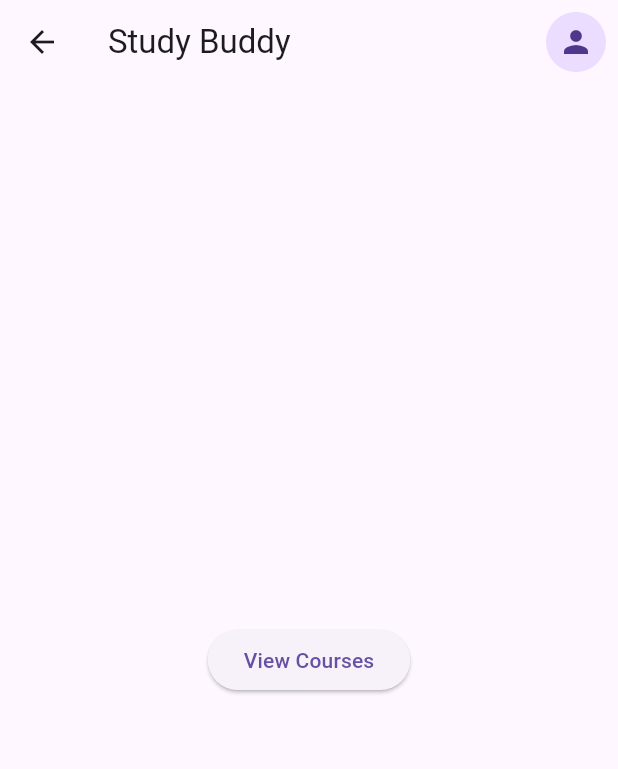
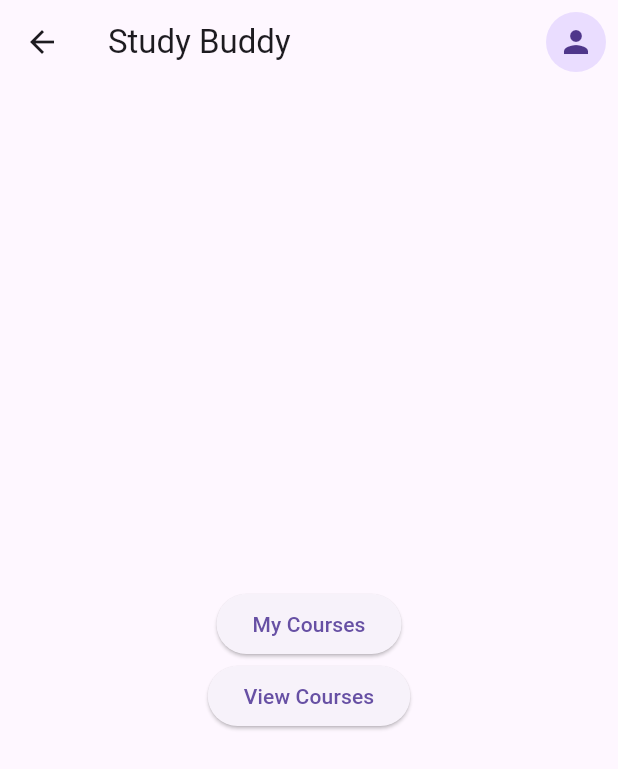
Before and after one commit to SagitMalka/StudyBuddy, a Flutter app: the HomePage screen opened by its route, on a phone screen of 412 x 824 dp. Shown: the top 769 px of the screen. Run offline on Flutter 3.47's test engine with Material 3 defaults, Android fonts, the phone set to English and light mode, and no system bars; our stand-ins replace cloud_firestore, firebase_auth, firebase_core; accounts and stored records are empty; network calls fail.

```diff
--- a/lib/main.dart
+++ b/lib/main.dart
@@ -5,8 +5,7 @@ import 'package:study_buddy/pages/home_page.dart';
 import 'package:study_buddy/pages/course_list_page.dart';
 import 'package:study_buddy/pages/profile_page.dart';
 import 'package:study_buddy/widget_tree.dart';
-
-
+import 'package:study_buddy/pages/my_courses_page.dart';
 
 void main() async {
   WidgetsFlutterBinding.ensureInitialized(); // Ensures bindings are initialized
@@ -29,8 +28,9 @@ class MyApp extends StatelessWidget {
         '/': (context) => const WidgetTree(),
         '/home': (context) => HomePage(),
         '/login': (context) => const LoginPage(),
-        '/courses': (context) => CourseListPage(),
+        '/courses': (context) => const CourseListPage(),
         '/profile': (context) => ProfilePage(),
+        '/my_courses': (context) => const MyCoursesPage(),
       },
     );
   }
--- a/lib/pages/home_page.dart
+++ b/lib/pages/home_page.dart
@@ -1,6 +1,5 @@
 import 'package:flutter/material.dart';
 import 'package:firebase_auth/firebase_auth.dart';
-import 'package:study_buddy/widgets/user_info_widget.dart';
 
 class HomePage extends StatelessWidget {
   HomePage({super.key});
@@ -20,6 +19,15 @@ class HomePage extends StatelessWidget {
     );
   }
 
+  Widget _navigateToMyCoursesButton(BuildContext context) {
+    return ElevatedButton(
+      onPressed: () {
+        Navigator.pushNamed(context, '/my_courses');
+      },
+      child: const Text('My Courses'),
+    );
+  }
+
   @override
   Widget build(BuildContext context) {
     return Scaffold(
@@ -28,9 +36,8 @@ class HomePage extends StatelessWidget {
         actions: [
           IconButton(
             icon: CircleAvatar(
-              backgroundImage: user?.photoURL != null
-                  ? NetworkImage(user!.photoURL!)
-                  : null,
+              backgroundImage:
+                  user?.photoURL != null ? NetworkImage(user!.photoURL!) : null,
               child: user?.photoURL == null ? const Icon(Icons.person) : null,
             ),
             onPressed: () {
@@ -47,6 +54,7 @@ class HomePage extends StatelessWidget {
           crossAxisAlignment: CrossAxisAlignment.center,
           mainAxisAlignment: MainAxisAlignment.center,
           children: <Widget>[
+            _navigateToMyCoursesButton(context),
             _navigateToCoursesButton(context),
           ],
         ),
--- a/pubspec.yaml
+++ b/pubspec.yaml
@@ -36,6 +36,7 @@ dependencies:
   # The following adds the Cupertino Icons font to your application.
   # Use with the CupertinoIcons class for iOS style icons.
   cupertino_icons: ^1.0.8
+  cloud_firestore: ^5.6.0
 
 dev_dependencies:
   flutter_test:
```
Also changed, not shown: lib/auth.dart (+9 -12 lines), lib/pages/course_list_page.dart (+41 -13 lines), lib/services/course_service.dart (+2 -5 lines), pubspec.lock, 3 other files.
